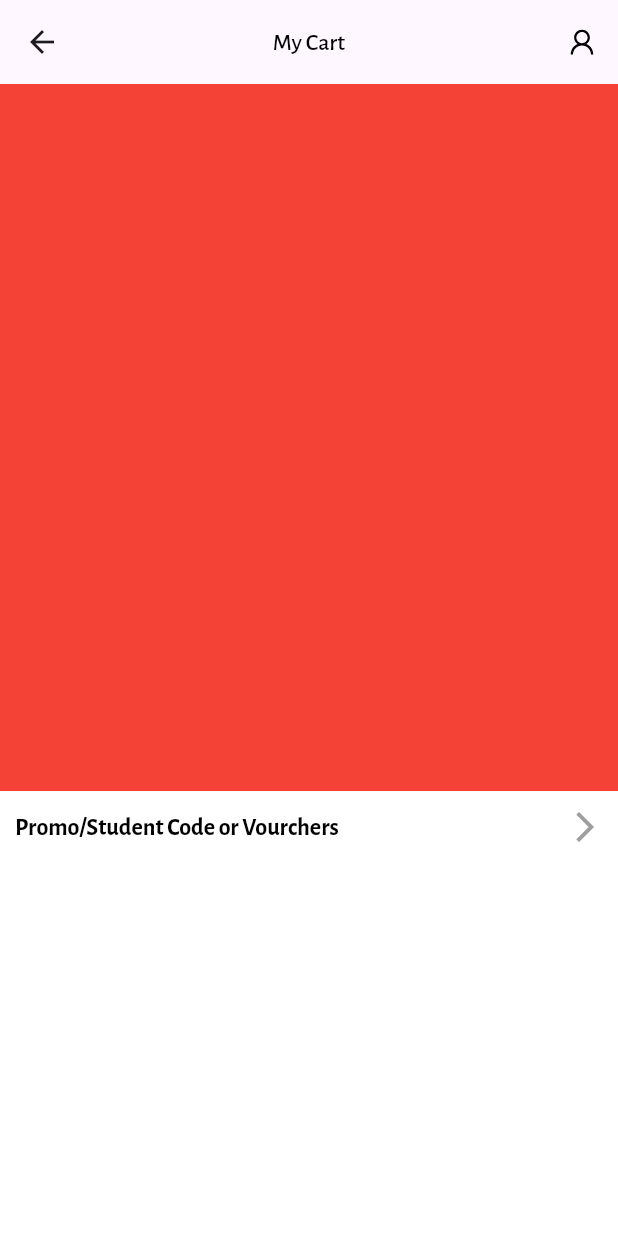
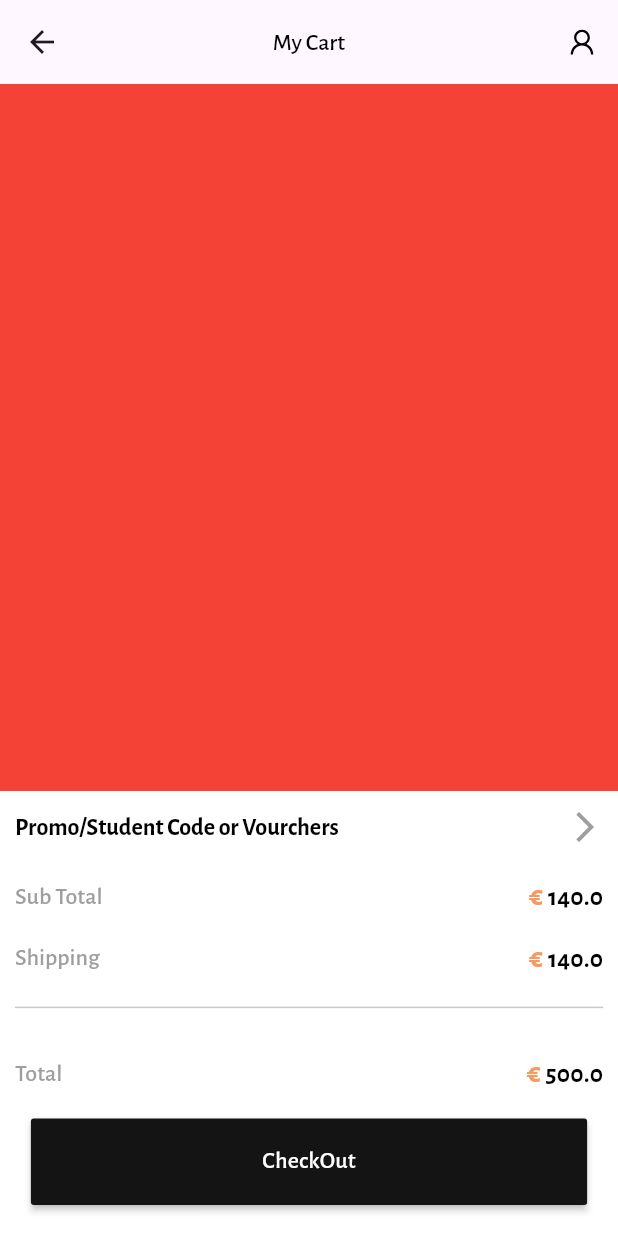
Before and after one commit to tahaknkl23/e_commerce_app, a Flutter app: the Cart screen opened directly, on a phone screen of 412 x 824 dp. Run offline on Flutter 3.47's test engine with Material 3 defaults, Android fonts, the phone set to English and light mode, and no system bars; our stand-ins replace animate_do, line_icons; missing offline and left inert: bottom_bar_matu.

```diff
--- a/lib/screens/cart.dart
+++ b/lib/screens/cart.dart
@@ -1,6 +1,9 @@
 import 'package:animate_do/animate_do.dart';
+import 'package:e_commerce_app/widget/reuseable_button.dart';
+import 'package:e_commerce_app/widget/reuseable_row_for_cart.dart';
 import 'package:flutter/cupertino.dart';
 import 'package:flutter/material.dart';
+import 'package:flutter/widgets.dart';
 import 'package:line_icons/line_icon.dart';
 import 'package:line_icons/line_icons.dart';
 
@@ -58,7 +61,49 @@ class _CartState extends State<Cart> {
                       ),
                       SizedBox(
                         height: size.height * 0.01,
-                      )
+                      ),
+                      FadeInUp(
+                        delay: const Duration(milliseconds: 400),
+                        child: const ReUseAbleCartForRow(
+                          text: "Sub Total",
+                          price: 140.0,
+                        ),
+                      ),
+                      FadeInUp(
+                        delay: const Duration(milliseconds: 400),
+                        child: const ReUseAbleCartForRow(
+                          text: "Shipping",
+                          price: 140.0,
+                        ),
+                      ),
+                      const Padding(
+                        padding: EdgeInsets.symmetric(vertical: 10.0),
+                        child: Divider(),
+                      ),
+                      FadeInUp(
+                        delay: const Duration(milliseconds: 400),
+                        child: const ReUseAbleCartForRow(
+                          text: "Total",
+                          price: 500,
+                        ),
+                      ),
+                      FadeInUp(
+                        delay: const Duration(milliseconds: 550),
+                        child: Padding(
+                          padding: const EdgeInsets.symmetric(vertical: 15.0),
+                          child: ReUseAbleButton(
+                            text: "CheckOut",
+                            onTap: () {
+                              Navigator.pushReplacement(
+                                context,
+                                MaterialPageRoute(
+                                  builder: (context) => const Cart(),
+                                ),
+                              );
+                            },
+                          ),
+                        ),
+                      ),
                     ],
                   ),
                 ),
--- a/lib/screens/search.dart
+++ b/lib/screens/search.dart
@@ -85,6 +85,7 @@ class _SearchState extends State<Search> {
                   ),
                 ),
               ),
+
               SizedBox(
                 height: size.height * 0.01,
               ),
--- a/lib/widget/reuseable_row_for_cart.dart
+++ b/lib/widget/reuseable_row_for_cart.dart
@@ -0,0 +1,33 @@
+// ignore_for_file: public_member_api_docs, sort_constructors_first
+import 'package:e_commerce_app/widget/reuseable_text.dart';
+import 'package:flutter/material.dart';
+
+class ReUseAbleCartForRow extends StatelessWidget {
+  const ReUseAbleCartForRow({
+    super.key,
+    required this.text,
+    required this.price,
+  });
+  final String text;
+  final double price;
+
+  @override
+  Widget build(BuildContext context) {
+    var textTheme = Theme.of(context).textTheme;
+    return Padding(
+      padding: const EdgeInsets.only(top: 12),
+      child: Row(
+        mainAxisAlignment: MainAxisAlignment.spaceBetween,
+        children: [
+          Text(
+            text,
+            style: textTheme.headlineSmall?.copyWith(color: Colors.grey, fontSize: 16),
+          ),
+          ReUseableTextForDetails(
+            text: price.toString(),
+          )
+        ],
+      ),
+    );
+  }
+}
```
